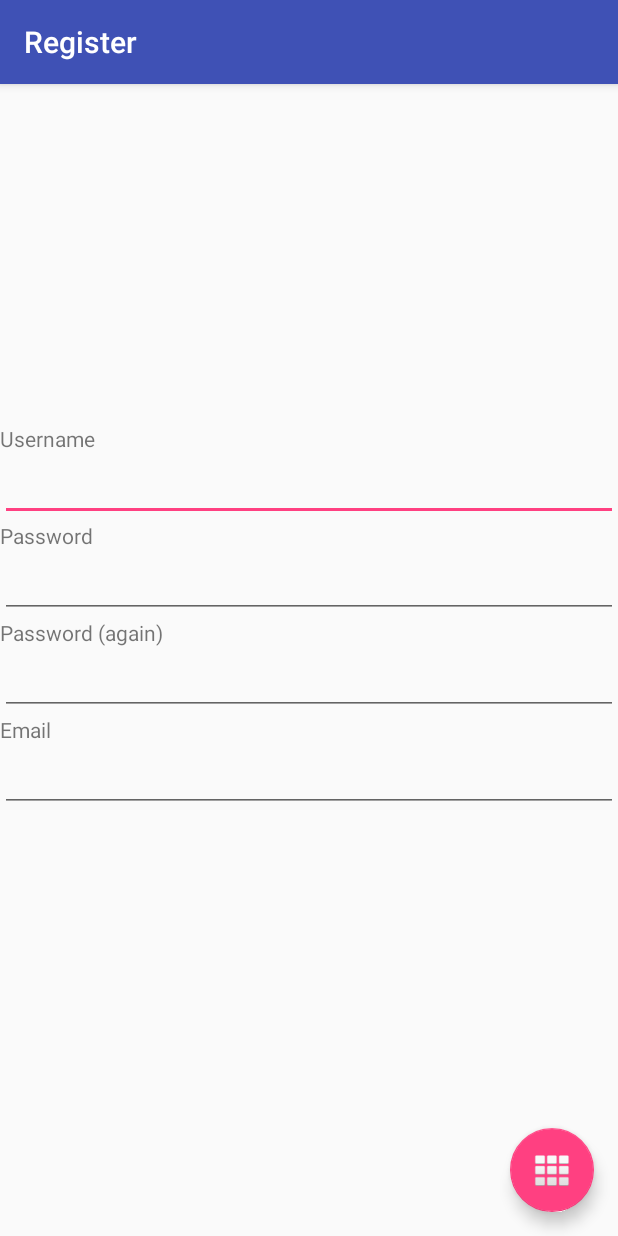
After one commit to Emrehzl94/Gezi-Yorum-1, an Android app: the RegisterActivity screen opened directly, with no data from a screen before it, on a phone screen of 412 x 824 dp. The commit adds this screen. Run offline under Robolectric (Android 15) with nearby library versions, the phone set to English and light mode, and no system bars.

Commit message:
Web sevices binded. File upload, login and register.

```diff
--- a/app/src/main/AndroidManifest.xml
+++ b/app/src/main/AndroidManifest.xml
@@ -5,6 +5,7 @@
     <uses-permission android:name="android.permission.ACCESS_FINE_LOCATION" />
     <uses-permission android:name="android.permission.WRITE_EXTERNAL_STORAGE" />
     <uses-permission android:name="android.permission.RECORD_AUDIO" />
+    <uses-permission android:name="android.permission.INTERNET" />
 
     <application
         android:allowBackup="true"
@@ -36,6 +37,10 @@
         <activity android:name=".GalleryActivity" />
         <activity android:name=".PhotoActivity" />
         <activity android:name=".VideoActivity" />
+        <activity
+            android:name=".RegisterActivity"
+            android:label="@string/title_activity_register"
+            android:theme="@style/AppTheme.NoActionBar"></activity>
     </application>
 
 </manifest>
--- /dev/null
+++ b/app/src/main/java/com/example/murat/gezi_yorum/RegisterActivity.java
@@ -0,0 +1,51 @@
+package com.example.murat.gezi_yorum;
+
+import android.os.Bundle;
+import android.support.design.widget.FloatingActionButton;
+import android.support.design.widget.Snackbar;
+import android.support.v7.app.AppCompatActivity;
+import android.support.v7.widget.Toolbar;
+import android.view.View;
+import android.widget.EditText;
+
+import com.example.murat.gezi_yorum.helpers.URLRequestHandler;
+
+public class RegisterActivity extends AppCompatActivity {
+    private EditText username_edit, pass1_edit, pass2_edit, email_edit;
+    @Override
+    protected void onCreate(Bundle savedInstanceState) {
+        super.onCreate(savedInstanceState);
+        setContentView(R.layout.activity_register);
+        Toolbar toolbar = findViewById(R.id.toolbar);
+        setSupportActionBar(toolbar);
+        username_edit = findViewById(R.id.username_edit);
+        pass1_edit = findViewById(R.id.password_edit);
+        pass2_edit = findViewById(R.id.password2_edit);
+        email_edit = findViewById(R.id.email_edit);
+        FloatingActionButton registerButton = findViewById(R.id.register);
+        registerButton.setOnClickListener(new View.OnClickListener() {
+            @Override
+            public void onClick(View view) {
+            String pass1 = pass1_edit.getText().toString();
+            String pass2 = pass2_edit.getText().toString();
+            if(!pass1.equals(pass2)){
+                Snackbar.make(view,getString(R.string.passwords_not_same),Snackbar.LENGTH_LONG).show();
+                return;
+            }
+            String username = username_edit.getText().toString();
+            String email = email_edit.getText().toString();
+            String data = "{\"username\":\""+username+"\",\"password\":\""+pass1+"\",\"email\":\""+email+"\"}";
+            String url = "http://163.172.176.169:8080/Geziyorum/userRegister";
+            URLRequestHandler handler = new URLRequestHandler(data,url);
+            if(!handler.getResponseMessage()){
+                //kayıt başarısız
+            }
+            String response = handler.getResponse();
+
+            finish();
+
+            }
+        });
+    }
+
+}
--- a/app/src/main/java/com/example/murat/gezi_yorum/fragments/ContinuingTrip.java
+++ b/app/src/main/java/com/example/murat/gezi_yorum/fragments/ContinuingTrip.java
@@ -12,6 +12,7 @@ import android.location.LocationListener;
 import android.location.LocationManager;
 import android.net.Uri;
 import android.os.Environment;
+import android.os.Handler;
 import android.provider.MediaStore;
 import android.support.annotation.NonNull;
 import android.support.annotation.Nullable;
@@ -352,7 +353,7 @@ public class ContinuingTrip extends TripSummary implements OnMapReadyCallback, L
             }
             @SuppressLint("MissingPermission") Location lastknown = ((LocationManager) getActivity().getSystemService(Context.LOCATION_SERVICE)).getLastKnownLocation(LocationManager.GPS_PROVIDER);
             MediaFile mediaFile = new MediaFile(type,lastOutputMedia.getPath(),lastknown.getLatitude(),lastknown.getLongitude(), lastknown.getAltitude(),trip_id,System.currentTimeMillis());
-            new ThumbnailGeneration(mediaFile).run();
+            new Handler().post(new ThumbnailGeneration(mediaFile));
             if(requestCode == REQUEST_IMAGE_CAPTURE){
                 startNewPhotoIntent();
             }
@@ -386,7 +387,7 @@ public class ContinuingTrip extends TripSummary implements OnMapReadyCallback, L
         }
     }
 
-    private class ThumbnailGeneration implements Runnable{
+    public class ThumbnailGeneration implements Runnable{
         private MediaFile mediaFile;
 
         ThumbnailGeneration(MediaFile mediaFile){
--- /dev/null
+++ b/app/src/main/res/layout/activity_register.xml
@@ -0,0 +1,69 @@
+<?xml version="1.0" encoding="utf-8"?>
+<android.support.design.widget.CoordinatorLayout xmlns:android="http://schemas.android.com/apk/res/android"
+    xmlns:app="http://schemas.android.com/apk/res-auto"
+    xmlns:tools="http://schemas.android.com/tools"
+    android:layout_width="match_parent"
+    android:layout_height="match_parent"
+    tools:context="com.example.murat.gezi_yorum.RegisterActivity">
+
+    <android.support.design.widget.AppBarLayout
+        android:layout_width="match_parent"
+        android:layout_height="wrap_content"
+        android:theme="@style/AppTheme.AppBarOverlay">
+
+        <android.support.v7.widget.Toolbar
+            android:id="@+id/toolbar"
+            android:layout_width="match_parent"
+            android:layout_height="?attr/actionBarSize"
+            android:background="?attr/colorPrimary"
+            app:popupTheme="@style/AppTheme.PopupOverlay" />
+
+    </android.support.design.widget.AppBarLayout>
+
+    <android.support.design.widget.FloatingActionButton
+        android:id="@+id/register"
+        android:layout_width="wrap_content"
+        android:layout_height="wrap_content"
+        android:layout_gravity="bottom|end"
+        android:layout_margin="@dimen/fab_margin"
+        app:srcCompat="@android:drawable/ic_dialog_dialer" />
+    <LinearLayout
+        android:layout_width="match_parent"
+        android:layout_height="wrap_content"
+        android:layout_gravity="center_vertical"
+        android:orientation="vertical">
+        <TextView
+            android:layout_width="wrap_content"
+            android:layout_height="wrap_content"
+            android:text="@string/username"/>
+        <EditText
+            android:id="@+id/username_edit"
+            android:layout_width="match_parent"
+            android:layout_height="wrap_content"
+            />
+        <TextView
+            android:layout_width="wrap_content"
+            android:layout_height="wrap_content"
+            android:text="@string/prompt_password"/>
+        <EditText
+            android:id="@+id/password_edit"
+            android:layout_width="match_parent"
+            android:layout_height="wrap_content" />
+        <TextView
+            android:layout_width="wrap_content"
+            android:layout_height="wrap_content"
+            android:text="@string/password_again"/>
+        <EditText
+            android:id="@+id/password2_edit"
+            android:layout_width="match_parent"
+            android:layout_height="wrap_content" />
+        <TextView
+            android:layout_width="wrap_content"
+            android:layout_height="wrap_content"
+            android:text="@string/prompt_email"/>
+        <EditText
+            android:id="@+id/email_edit"
+            android:layout_width="match_parent"
+            android:layout_height="wrap_content" />
+    </LinearLayout>
+</android.support.design.widget.CoordinatorLayout>
```
Also changed, not shown: app/src/main/java/com/example/murat/gezi_yorum/Entity/ZipFileUploader.java (+32 -1 lines), app/src/main/java/com/example/murat/gezi_yorum/LoginActivity.java (+50 -74 lines), app/src/main/java/com/example/murat/gezi_yorum/helpers/MultipartUtility.java (added, +155 -0 lines), app/src/main/java/com/example/murat/gezi_yorum/helpers/URLRequestHandler.java (added, +55 -0 lines), app/src/main/res/layout/activity_login.xml (+10 -3 lines), app/src/main/res/values/strings.xml (+8 -7 lines), 2 other files.
